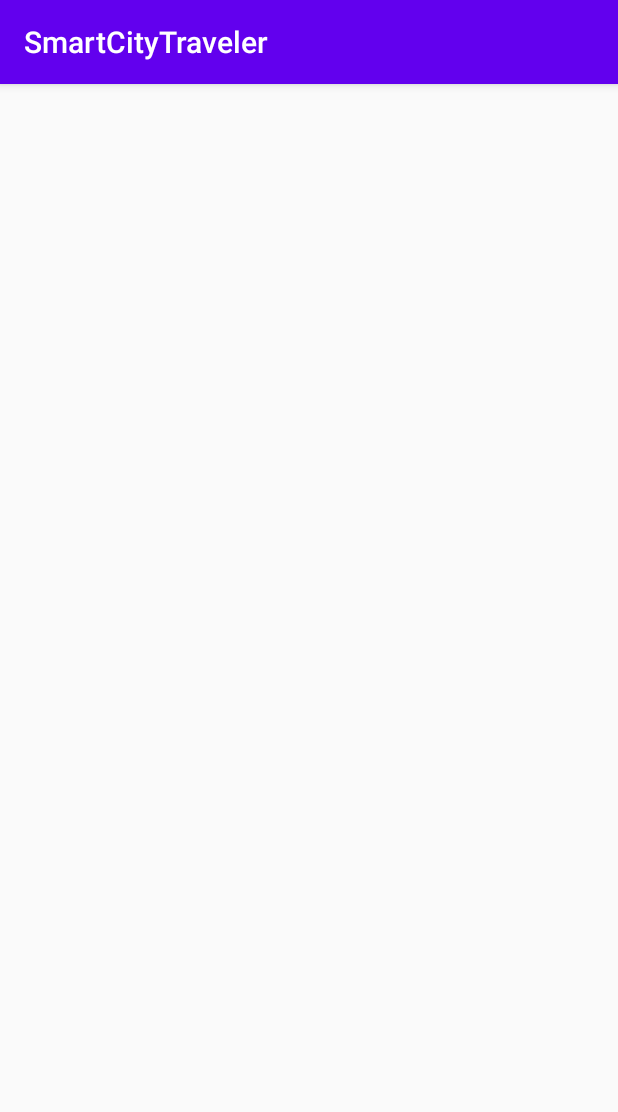
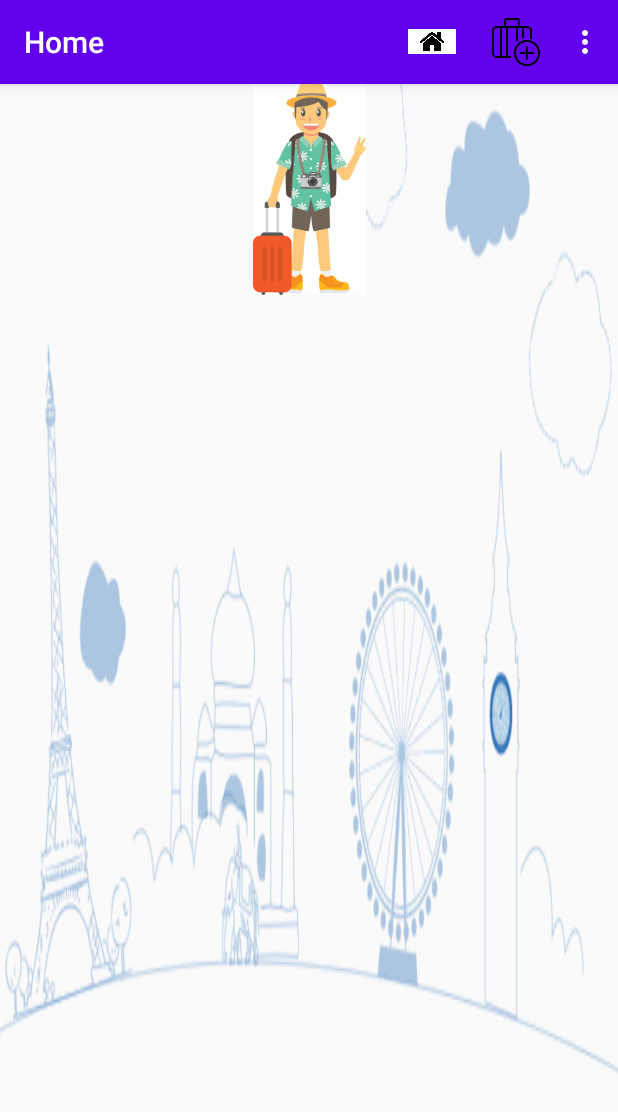
Before and after one commit to dellahi/SmartCityTraveler, an Android app: the Home screen opened directly, with no data from a screen before it, on a phone screen of 412 x 824 dp. Shown: the top 1112 px of the screen. Run offline under Robolectric (Android 15) with nearby library versions, the phone set to English and light mode, and no system bars.

Commit message:
toolbar with menu items

```diff
--- a/app/build.gradle
+++ b/app/build.gradle
@@ -25,10 +25,14 @@ android {
 
 dependencies {
     implementation fileTree(dir: 'libs', include: ['*.jar'])
-
+    implementation 'com.google.android.material:material:1.1.0'
     implementation 'androidx.appcompat:appcompat:1.1.0'
     implementation 'androidx.constraintlayout:constraintlayout:1.1.3'
     testImplementation 'junit:junit:4.12'
     androidTestImplementation 'androidx.test.ext:junit:1.1.1'
     androidTestImplementation 'androidx.test.espresso:espresso-core:3.2.0'
+    //noinspection GradleCompatible
+    implementation 'com.android.support:appcompat-v7:28.0.0'
+    //noinspection GradleCompatible
+    implementation 'com.android.support:design:28.0.0'
 }
--- a/app/src/main/java/com/example/smartcitytraveler/Home.java
+++ b/app/src/main/java/com/example/smartcitytraveler/Home.java
@@ -1,6 +1,7 @@
 package com.example.smartcitytraveler;
 
 import androidx.appcompat.app.AppCompatActivity;
+import androidx.appcompat.widget.Toolbar;
 
 import android.os.Bundle;
 
@@ -10,5 +11,8 @@ public class Home extends AppCompatActivity {
     protected void onCreate(Bundle savedInstanceState) {
         super.onCreate(savedInstanceState);
         setContentView(R.layout.activity_home);
+        Toolbar toolbar=findViewById(R.id.toolbar);
+        toolbar.setTitle("Home");
+        toolbar.inflateMenu(R.menu.menu);
     }
 }
--- a/app/src/main/res/layout/activity_home.xml
+++ b/app/src/main/res/layout/activity_home.xml
@@ -4,6 +4,21 @@
     xmlns:tools="http://schemas.android.com/tools"
     android:layout_width="match_parent"
     android:layout_height="match_parent"
-    tools:context=".Home">
+    tools:context=".Home"
+    android:background="@drawable/bg">
+    <include
+        android:id="@+id/toolbar"
+        layout="@layout/toolbar"/>
+    <ImageView
+        android:id="@+id/imageView"
+        android:layout_width="327dp"
+        android:layout_height="141dp"
+        android:src="@drawable/logo"
+        app:layout_constraintBottom_toBottomOf="parent"
+        app:layout_constraintEnd_toEndOf="parent"
+        app:layout_constraintStart_toStartOf="parent"
+        app:layout_constraintTop_toTopOf="parent"
+        app:layout_constraintVertical_bias="0.081"
+        tools:ignore="MissingConstraints"/>
 
 </androidx.constraintlayout.widget.ConstraintLayout>
--- a/app/src/main/res/layout/activity_login.xml
+++ b/app/src/main/res/layout/activity_login.xml
@@ -60,7 +60,7 @@
         app:layout_constraintTop_toTopOf="parent" />
 
     <Button
-        android:id="@+id/button"
+        android:id="@+id/buttonlogin"
         android:layout_width="122dp"
         android:layout_height="wrap_content"
         android:layout_marginStart="8dp"
@@ -87,7 +87,7 @@
         app:layout_constraintEnd_toEndOf="parent"
         app:layout_constraintHorizontal_bias="0.542"
         app:layout_constraintStart_toStartOf="parent"
-        app:layout_constraintTop_toBottomOf="@+id/button"
+        app:layout_constraintTop_toBottomOf="@+id/buttonlogin"
         app:layout_constraintVertical_bias="0.301" />
 
 </androidx.constraintlayout.widget.ConstraintLayout>
--- a/app/src/main/res/layout/activity_main.xml
+++ b/app/src/main/res/layout/activity_main.xml
@@ -5,6 +5,7 @@
     android:layout_width="match_parent"
     android:layout_height="match_parent"
     tools:context=".MainActivity">
+
 
     <Button
         android:id="@+id/button"
--- a/app/src/main/res/layout/activity_sign_up.xml
+++ b/app/src/main/res/layout/activity_sign_up.xml
@@ -65,7 +65,7 @@
             android:inputType="textPassword" />
 
         <Button
-            android:id="@+id/button2"
+            android:id="@+id/sign"
             android:layout_width="match_parent"
             android:layout_height="wrap_content"
             android:text="Create Account" />
--- /dev/null
+++ b/app/src/main/res/layout/toolbar.xml
@@ -0,0 +1,11 @@
+<?xml version="1.0" encoding="utf-8"?>
+<androidx.appcompat.widget.Toolbar xmlns:android="http://schemas.android.com/apk/res/android"
+    android:layout_width="match_parent"
+    android:layout_height="wrap_content"
+    xmlns:app="http://schemas.android.com/apk/res-auto"
+    android:background="@color/colorPrimary"
+    android:elevation="4dp"
+    app:popupTheme="@style/ThemeOverlay.AppCompat.Light"
+    android:theme="@style/ThemeOverlay.AppCompat.Dark.ActionBar">
+
+</androidx.appcompat.widget.Toolbar>
--- /dev/null
+++ b/app/src/main/res/menu/menu.xml
@@ -0,0 +1,31 @@
+<?xml version="1.0" encoding="utf-8"?>
+<menu xmlns:app="http://schemas.android.com/apk/res-auto"
+    xmlns:android="http://schemas.android.com/apk/res/android">
+    <item
+        android:id="@+id/home"
+        android:title="Profile"
+        android:icon="@drawable/homeicon"
+        app:showAsAction="ifRoom" />
+    <item
+        android:id="@+id/add"
+        android:title="Add"
+        android:icon="@drawable/addtrip"
+        app:showAsAction="ifRoom" />
+
+    <item
+        android:id="@+id/profil"
+        android:title="Profile"
+        android:icon="@drawable/profilicon"
+        app:showAsAction="never" />
+    <item
+        android:id="@+id/historique"
+        android:title="History"
+        android:icon="@drawable/historiqueicon"
+        app:showAsAction="never" />
+    <item
+        android:id="@+id/logout"
+        android:title="Logout"
+        android:icon="@drawable/logouticon"
+        app:showAsAction="never" />
+
+</menu>
--- a/app/src/main/res/values/styles.xml
+++ b/app/src/main/res/values/styles.xml
@@ -1,11 +1,10 @@
 <resources>
-
     <!-- Base application theme. -->
-    <style name="AppTheme" parent="Theme.AppCompat.Light.DarkActionBar">
+    <style name="AppTheme" parent="Theme.AppCompat.Light.NoActionBar">
         <!-- Customize your theme here. -->
         <item name="colorPrimary">@color/colorPrimary</item>
         <item name="colorPrimaryDark">@color/colorPrimaryDark</item>
         <item name="colorAccent">@color/colorAccent</item>
+
     </style>
-
 </resources>
```
Also changed, not shown: app/src/main/java/com/example/smartcitytraveler/Login.java (+14 -0 lines), app/src/main/java/com/example/smartcitytraveler/MainActivity.java (+11 -1 lines), app/src/main/java/com/example/smartcitytraveler/SignUp.java (+13 -1 lines), app/src/main/res/font/monfont.xml (added, +10 -0 lines), app/src/main/res/drawable-v24/addtrip.png (added), app/src/main/res/drawable-v24/historiqueicon.png (added), app/src/main/res/drawable-v24/homeicon.png (added), app/src/main/res/drawable-v24/logouticon.png (added), app/src/main/res/drawable-v24/profilicon.png (added), app/src/main/res/drawable-v24/toolbar.jpg (added).
